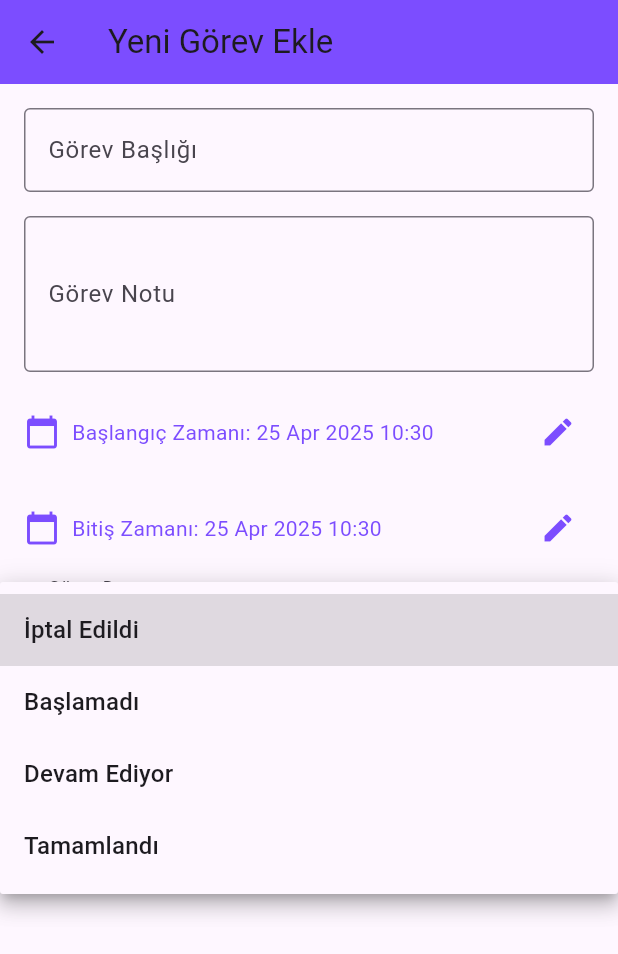
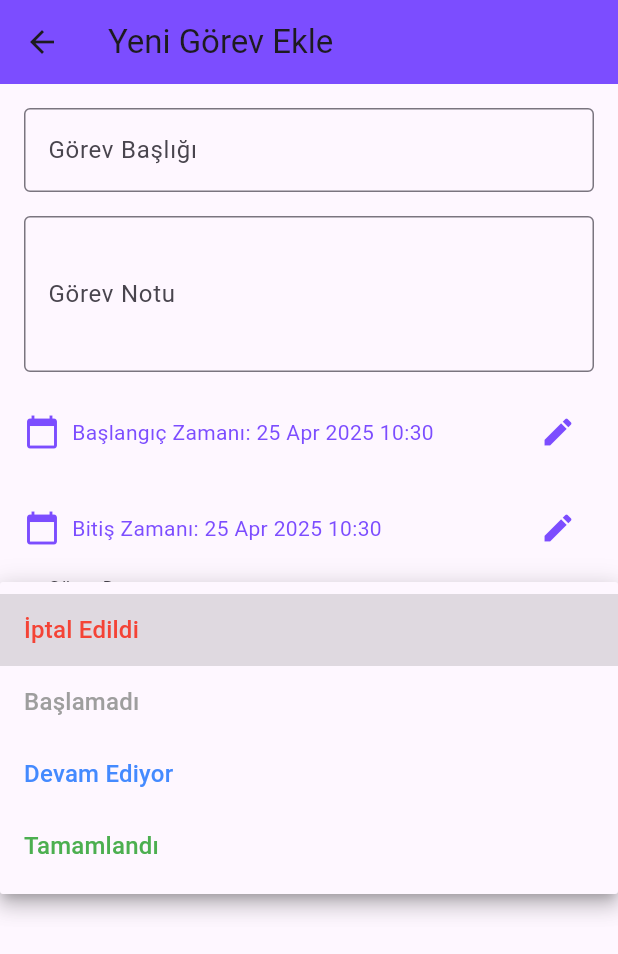
Before and after one commit to Metinagan/secataskapp, a Flutter app: the EmployeeEditTaskScreen screen opened directly with empty values, after a tap on "İptal Edildi", on a phone screen of 412 x 824 dp. Shown: the top 954 px of the screen. Run offline on Flutter 3.47's test engine with Material 3 defaults, Android fonts, the phone set to English and light mode, and no system bars; our stand-ins replace cloud_firestore, firebase_core; accounts and stored records are empty.

Commit message:
employeEdiTaskScreen buildDropDown menu item color changes

```diff
--- a/lib/employeeEditTaskScreen.dart
+++ b/lib/employeeEditTaskScreen.dart
@@ -194,11 +194,35 @@ class _EmployeeEditTaskScreenState extends State<EmployeeEditTaskScreen> {
     return DropdownButtonFormField<int>(
       value: selectedTaskState,
       onChanged: (val) => setState(() => selectedTaskState = val),
-      items: const [
-        DropdownMenuItem(value: 0, child: Text('İptal Edildi')),
-        DropdownMenuItem(value: 1, child: Text('Başlamadı')),
-        DropdownMenuItem(value: 2, child: Text('Devam Ediyor')),
-        DropdownMenuItem(value: 3, child: Text('Tamamlandı')),
+      items: [
+        DropdownMenuItem(
+          value: 0,
+          child: Text(
+            'İptal Edildi',
+            style: TextStyle(color: Colors.red), // Kırmızı renk
+          ),
+        ),
+        DropdownMenuItem(
+          value: 1,
+          child: Text(
+            'Başlamadı',
+            style: TextStyle(color: Colors.grey), // Gri renk
+          ),
+        ),
+        DropdownMenuItem(
+          value: 2,
+          child: Text(
+            'Devam Ediyor',
+            style: TextStyle(color: Colors.blueAccent), // Amber renk
+          ),
+        ),
+        DropdownMenuItem(
+          value: 3,
+          child: Text(
+            'Tamamlandı',
+            style: TextStyle(color: Colors.green), // Yeşil renk
+          ),
+        ),
       ],
       decoration: InputDecoration(
         labelText: "Görev Durumu",
```
